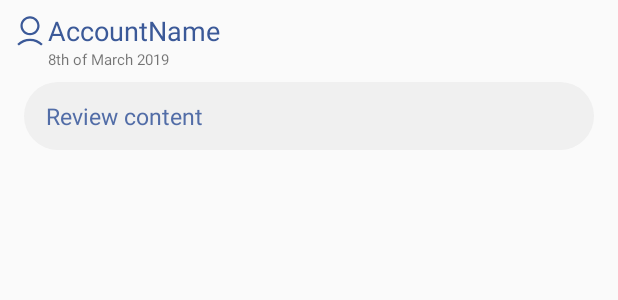
After one commit to thealinivan/FTBT, an Android app: the layout review_item.xml on its own in the app's theme, with its tools: preview values and no code run, on a phone screen of 412 x 824 dp. The commit adds this screen. Shown: the top 300 px of the screen. Run offline under Robolectric (Android 15) with nearby library versions, the phone set to English and light mode, and no system bars.

Commit message:
Review item layout

```diff
--- a/app/src/main/java/com/example/ftbt/AttractionAdapter.java
+++ b/app/src/main/java/com/example/ftbt/AttractionAdapter.java
@@ -17,7 +17,7 @@ import java.util.ArrayList;
 
 public class AttractionAdapter extends RecyclerView.Adapter<AttractionAdapter.Holder> {
 
-    private static ArrayList<Attraction> list;
+    private ArrayList<Attraction> list;
 
 
     public AttractionAdapter(ArrayList<Attraction> list) {
@@ -43,10 +43,12 @@ public class AttractionAdapter extends RecyclerView.Adapter<AttractionAdapter.Ho
                 @Override
                 public void onClick(View v)
                 {
+ ///try to pass attr obj to details activity
                     //Attraction attr = list.get(getAdapterPosition());
                     Intent intent = new Intent(v.getContext(), AttractionDetailActivity.class);
                     //intent.putExtra("attrListPos", attr);
                     v.getContext().startActivity(intent);
+
                 }
             });
 
--- a/app/src/main/java/com/example/ftbt/AttractionDetailActivity.java
+++ b/app/src/main/java/com/example/ftbt/AttractionDetailActivity.java
@@ -51,6 +51,7 @@ public class AttractionDetailActivity extends AppCompatActivity {
         //set activity title
         this.setTitle("Attraction Title");
 
+///try to pass attr obj to details activity
         //Pass current attraction to fragment
         Attraction attr = new Attraction();
         getIntent().putExtra("attr", attr);
--- a/app/src/main/java/com/example/ftbt/AttractionDetailFragment.java
+++ b/app/src/main/java/com/example/ftbt/AttractionDetailFragment.java
@@ -50,6 +50,7 @@ public class AttractionDetailFragment extends Fragment implements View.OnClickLi
         btnAddReview.setOnClickListener(this);
         btnBook.setOnClickListener(this);
 
+///try to pass attr obj to details activity
         //get current attraction
         Intent i = getActivity().getIntent();
         Attraction attr = (Attraction) i.getSerializableExtra("attr");
--- a/app/src/main/java/com/example/ftbt/ListGreenSpacesFragment.java
+++ b/app/src/main/java/com/example/ftbt/ListGreenSpacesFragment.java
@@ -4,6 +4,7 @@ package com.example.ftbt;
 import android.os.Bundle;
 import android.support.annotation.NonNull;
 import android.support.v4.app.Fragment;
+import android.support.v7.widget.GridLayoutManager;
 import android.support.v7.widget.LinearLayoutManager;
 import android.support.v7.widget.RecyclerView;
 import android.view.LayoutInflater;
@@ -36,7 +37,7 @@ public class ListGreenSpacesFragment extends Fragment {
                              Bundle savedInstanceState) {
         View rootView = inflater.inflate(R.layout.fragment_list_green_spaces, container, false);
         rv = rootView.findViewById(R.id.green_spaces_recycler);
-        manager = new LinearLayoutManager(getActivity());
+        manager = new GridLayoutManager(getActivity(), 2);
         rv.setLayoutManager(manager);
 
         qRef = FirebaseDatabase.getInstance().getReference("Attractions")
--- a/app/src/main/java/com/example/ftbt/ListMuseumFragment.java
+++ b/app/src/main/java/com/example/ftbt/ListMuseumFragment.java
@@ -4,8 +4,10 @@ package com.example.ftbt;
 import android.os.Bundle;
 import android.support.annotation.NonNull;
 import android.support.v4.app.Fragment;
+import android.support.v7.widget.GridLayoutManager;
 import android.support.v7.widget.LinearLayoutManager;
 import android.support.v7.widget.RecyclerView;
+import android.support.v7.widget.StaggeredGridLayoutManager;
 import android.view.LayoutInflater;
 import android.view.View;
 import android.view.ViewGroup;
--- a/app/src/main/res/drawable/ic_account1.xml
+++ b/app/src/main/res/drawable/ic_account1.xml
@@ -1,5 +1,5 @@
 <vector android:height="24dp" android:viewportHeight="128"
     android:viewportWidth="128" android:width="24dp" xmlns:android="http://schemas.android.com/apk/res/android">
-    <path android:fillColor="@color/white" android:pathData="m30,49c0,18.7 15.3,34 34,34s34,-15.3 34,-34s-15.3,-34 -34,-34s-34,15.3 -34,34zM90,49c0,14.3 -11.7,26 -26,26s-26,-11.7 -26,-26s11.7,-26 26,-26s26,11.7 26,26z"/>
-    <path android:fillColor="@color/white" android:pathData="m24.4,119.4c10.6,-10.6 24.6,-16.4 39.6,-16.4s29,5.8 39.6,16.4l5.7,-5.7c-12.1,-12 -28.2,-18.7 -45.3,-18.7s-33.2,6.7 -45.3,18.7l5.7,5.7z"/>
+    <path android:fillColor="@color/colorPrimary" android:pathData="m30,49c0,18.7 15.3,34 34,34s34,-15.3 34,-34s-15.3,-34 -34,-34s-34,15.3 -34,34zM90,49c0,14.3 -11.7,26 -26,26s-26,-11.7 -26,-26s11.7,-26 26,-26s26,11.7 26,26z"/>
+    <path android:fillColor="@color/colorPrimary" android:pathData="m24.4,119.4c10.6,-10.6 24.6,-16.4 39.6,-16.4s29,5.8 39.6,16.4l5.7,-5.7c-12.1,-12 -28.2,-18.7 -45.3,-18.7s-33.2,6.7 -45.3,18.7l5.7,5.7z"/>
 </vector>
--- /dev/null
+++ b/app/src/main/res/layout/review_item.xml
@@ -0,0 +1,58 @@
+<?xml version="1.0" encoding="utf-8"?>
+<android.support.constraint.ConstraintLayout
+    xmlns:android="http://schemas.android.com/apk/res/android"
+    xmlns:app="http://schemas.android.com/apk/res-auto"
+    xmlns:tools="http://schemas.android.com/tools"
+    android:layout_width="match_parent"
+    android:layout_height="wrap_content">
+
+
+    <ImageView
+        android:id="@+id/ri_img"
+        android:layout_width="wrap_content"
+        android:layout_height="wrap_content"
+        android:layout_marginStart="8dp"
+        android:layout_marginTop="8dp"
+        app:layout_constraintStart_toStartOf="parent"
+        app:layout_constraintTop_toTopOf="parent"
+        app:srcCompat="@drawable/ic_account1" />
+
+    <TextView
+        android:id="@+id/ri_acc"
+        android:layout_width="wrap_content"
+        android:layout_height="wrap_content"
+        android:layout_marginTop="8dp"
+        android:text="AccountName"
+        android:textColor="@color/colorPrimary"
+        android:textSize="18sp"
+        app:layout_constraintStart_toEndOf="@+id/ri_img"
+        app:layout_constraintTop_toTopOf="parent" />
+
+    <TextView
+        android:id="@+id/ri_date"
+        android:layout_width="wrap_content"
+        android:layout_height="wrap_content"
+        android:text="8th of March 2019"
+        android:textSize="10sp"
+        app:layout_constraintStart_toStartOf="@+id/ri_acc"
+        app:layout_constraintTop_toBottomOf="@+id/ri_acc"/>
+
+    <EditText
+        android:id="@+id/ri_description"
+        android:layout_width="match_parent"
+        android:layout_height="wrap_content"
+        android:layout_marginStart="16dp"
+        android:layout_marginTop="8dp"
+        android:layout_marginEnd="16dp"
+        android:layout_marginBottom="24dp"
+        android:background="@drawable/edit_text"
+        android:ems="10"
+        android:textSize="15sp"
+        android:textColor="@color/colorLight"
+        android:inputType="textMultiLine"
+        android:text="Review content"
+        app:layout_constraintBottom_toBottomOf="parent"
+        app:layout_constraintEnd_toEndOf="parent"
+        app:layout_constraintStart_toStartOf="parent"
+        app:layout_constraintTop_toBottomOf="@+id/ri_date" />
+</android.support.constraint.ConstraintLayout>
```
Also changed, not shown: app/src/main/res/layout/activity_add_attraction.xml (+11 -11 lines).
